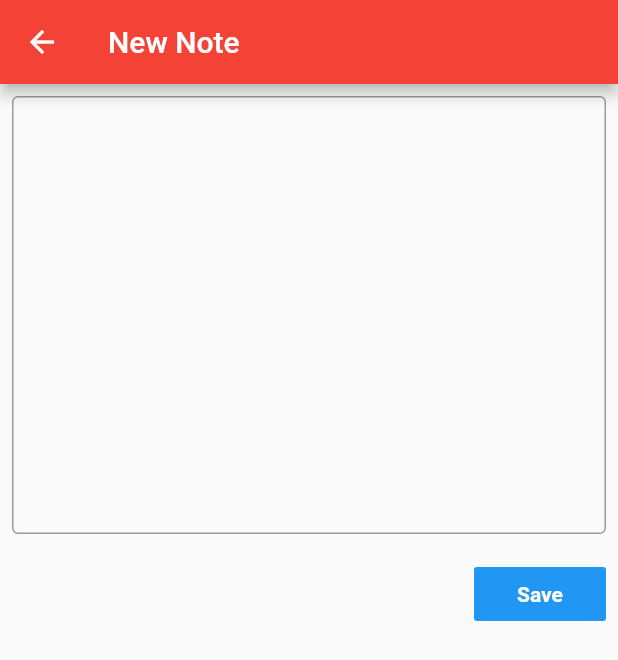
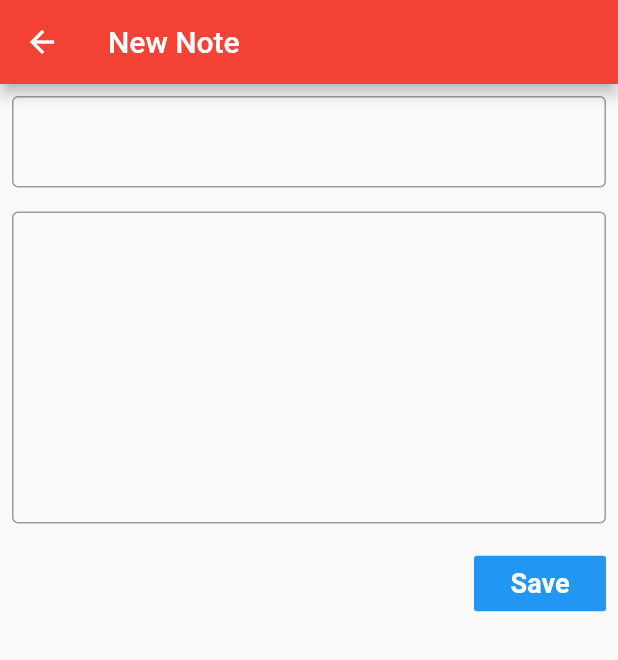
Before and after one commit to dewmal/HOW_TO_USE_AI-101, a Flutter app: the NewNoteScreen screen opened directly, after a tap on "Save", on a phone screen of 412 x 824 dp. Shown: the top 660 px of the screen. Run offline on Flutter 3.47's test engine with Material 2 defaults, Android fonts, the phone set to English and light mode, and no system bars.

```diff
--- /dev/null
+++ b/lib/data/note.dart
@@ -0,0 +1,7 @@
+class Note {
+  final String name;
+  final String text;
+  final int status; // 1 for offensive text 0 for non offsensive text
+
+  Note(this.name, this.text, {this.status = 0});
+}
--- a/lib/new_note_screen.dart
+++ b/lib/new_note_screen.dart
@@ -1,4 +1,5 @@
 import 'package:flutter/material.dart';
+import 'package:use_ai_to_detect_offensive_words/data/Note.dart';
 
 class NewNoteScreen extends StatefulWidget {
   @override
@@ -7,6 +8,8 @@ class NewNoteScreen extends StatefulWidget {
 
 class _NewNoteScreenState extends State<NewNoteScreen> {
   Color textFieldColor = Colors.black;
+  TextEditingController noteTextEditCtrl = TextEditingController();
+  TextEditingController noteNameEditCtrl = TextEditingController();
 
   @override
   Widget build(BuildContext context) {
@@ -21,20 +24,39 @@ class _NewNoteScreenState extends State<NewNoteScreen> {
             Padding(
               padding: const EdgeInsets.all(8.0),
               child: TextField(
+                controller: noteNameEditCtrl,
+                style: TextStyle(color: Colors.blue, fontSize: 18),
+                decoration: InputDecoration(border: OutlineInputBorder()),
+              ),
+            ),
+            Padding(
+              padding: const EdgeInsets.all(8.0),
+              child: TextField(
+                controller: noteTextEditCtrl,
                 style: TextStyle(color: textFieldColor, fontSize: 18),
-                maxLines: 12,
+                maxLines: 8,
                 decoration: InputDecoration(border: OutlineInputBorder()),
               ),
             ),
             Padding(
               padding: const EdgeInsets.all(8.0),
               child: FlatButton(
-                  onPressed: () {},
+                  onPressed: () {
+                    String name = noteNameEditCtrl.text;
+                    String text = noteTextEditCtrl.text;
+                    print("Name $name, Text $text");
+                    var note = Note(name, text);
+                  },
                   color: Colors.blue,
-                  child: Text(
-                    "Save",
-                    style: TextStyle(
-                        color: Colors.white, fontWeight: FontWeight.w600),
+                  child: Padding(
+                    padding: const EdgeInsets.all(8.0),
+                    child: Text(
+                      "Save",
+                      style: TextStyle(
+                          color: Colors.white,
+                          fontWeight: FontWeight.w600,
+                          fontSize: 18),
+                    ),
                   )),
             )
           ],
```
